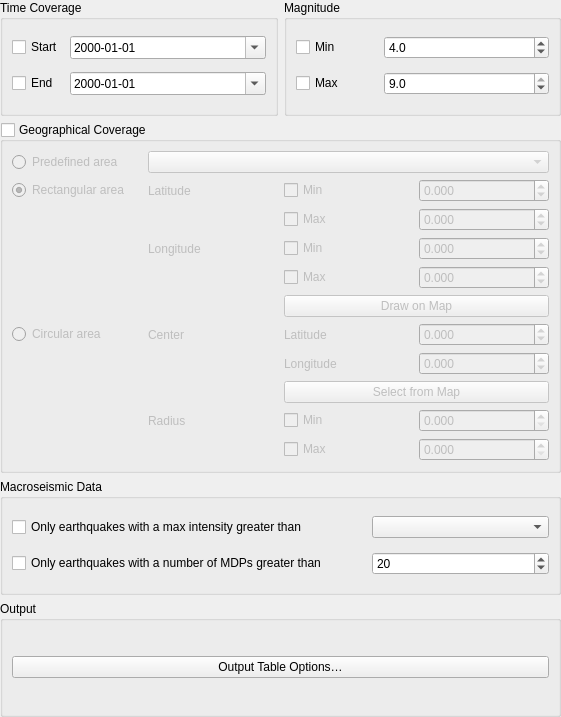
Old version of the form qquake/ui/filter_parameter_widget_base.ui in the repository INGV/qquake.
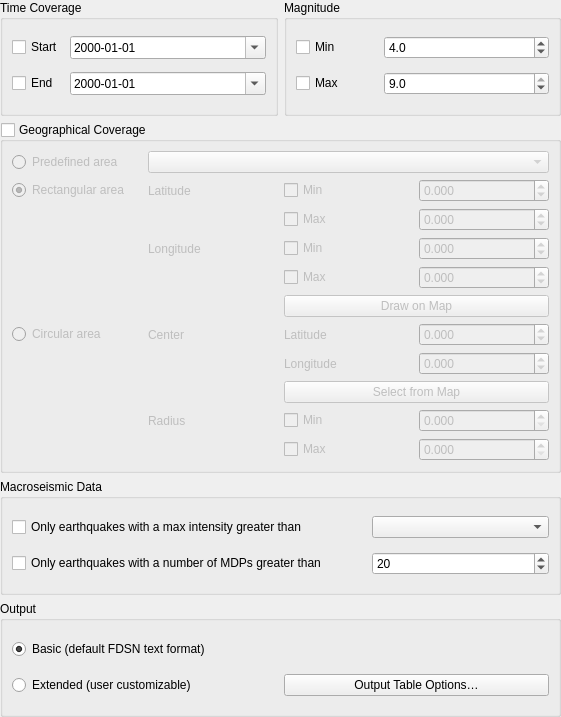
New version of the form.

Commit message: Initial GUI work for basic output mode

Patch:
```diff
--- a/qquake/ui/filter_parameter_widget_base.ui
+++ b/qquake/ui/filter_parameter_widget_base.ui
@@ -409,13 +409,30 @@
       <string>Output</string>
      </property>
      <layout class="QGridLayout" name="gridLayout_8">
-      <item row="0" column="0">
+      <item row="1" column="0">
+       <widget class="QRadioButton" name="radio_extended_output">
+        <property name="text">
+         <string>Extended (user customizable)</string>
+        </property>
+       </widget>
+      </item>
+      <item row="1" column="1">
        <widget class="QPushButton" name="output_table_options_button">
         <property name="text">
          <string>Output Table Options…</string>
         </property>
        </widget>
       </item>
+      <item row="0" column="0" colspan="2">
+       <widget class="QRadioButton" name="radio_basic_output">
+        <property name="text">
+         <string>Basic (default FDSN text format)</string>
+        </property>
+        <property name="checked">
+         <bool>true</bool>
+        </property>
+       </widget>
+      </item>
      </layout>
     </widget>
    </item>
```
The commit also changes 4 other files.
